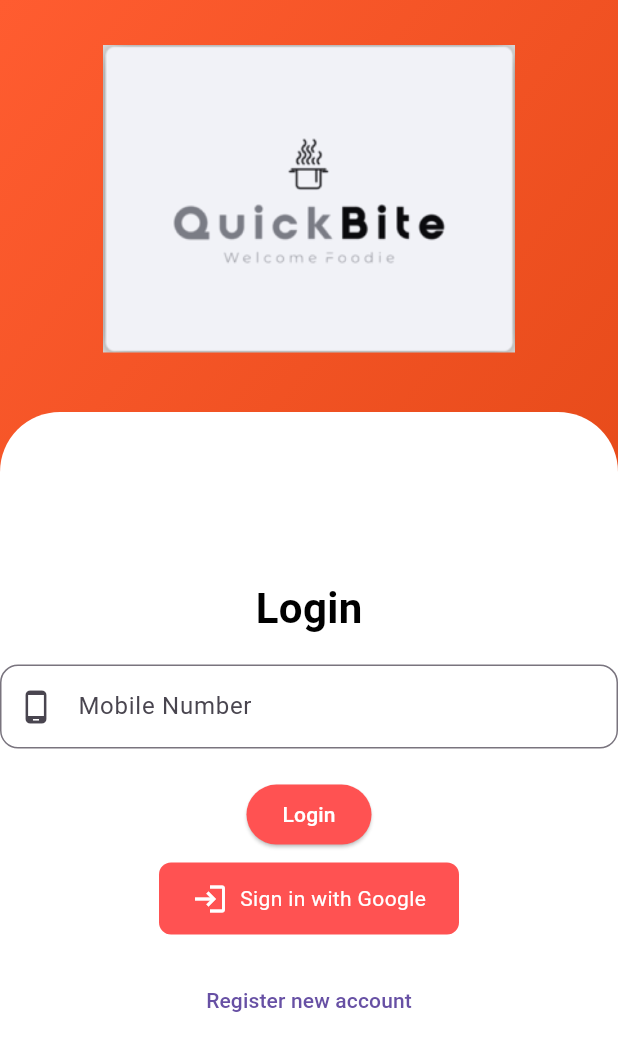
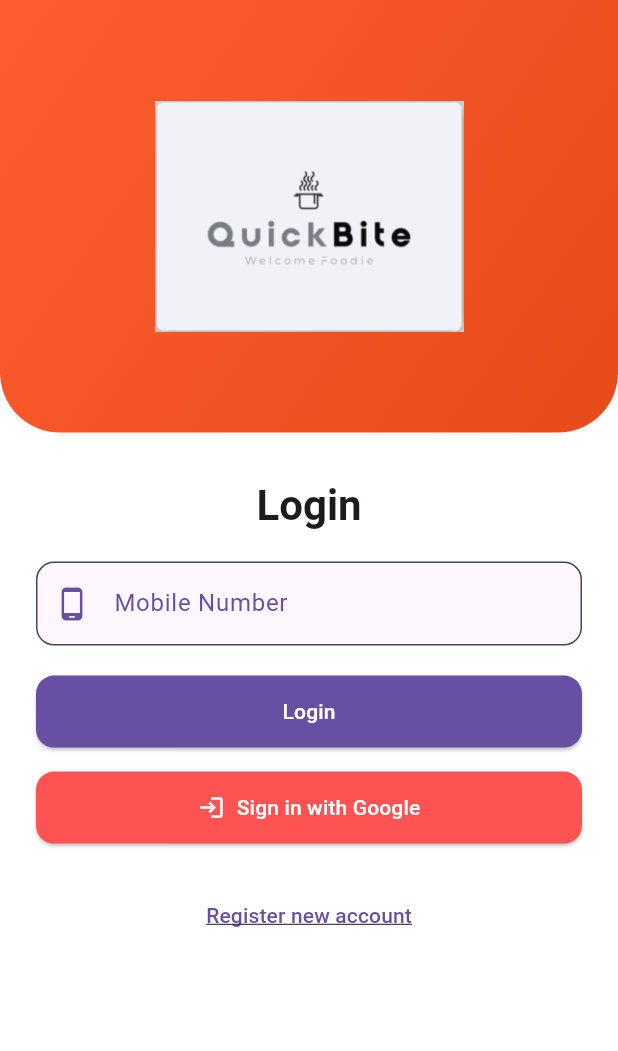
Before and after one commit to Kakadiya353/QuickBite, a Flutter app: the Login screen opened directly, on a phone screen of 412 x 824 dp. Shown: the top 1051 px of the screen. Run offline on Flutter 3.47's test engine with Material 3 defaults, Android fonts, the phone set to English and light mode, and no system bars; our stand-ins replace awesome_notifications, cached_network_image, cloud_firestore, curved_navigation_bar, firebase_auth, firebase_core and 4 more; missing offline and left inert: otp_text_field_v2, razorpay_flutter; accounts and stored records are empty.

Commit message:
Update login.dart
makes UI enhancement when sometimes it gets pixels error and over rendering
and also takes care of font color when dark theme mode on

```diff
--- a/lib/pages/login.dart
+++ b/lib/pages/login.dart
@@ -11,143 +11,149 @@
 class _LoginState extends State<Login> {
   @override
   Widget build(BuildContext context) {
+    final theme = Theme.of(context);
+    final screenHeight = MediaQuery.of(context).size.height;
+    final screenWidth = MediaQuery.of(context).size.width;
+
     return GetBuilder<LoginController>(builder: (ctrl) {
       return Scaffold(
-        body: Stack(
+        resizeToAvoidBottomInset: true,
+        body: SafeArea(
+          child: SingleChildScrollView(
+            child: ConstrainedBox(
+              constraints: BoxConstraints(
+                minHeight: screenHeight,
+              ),
+              child: Column(
                 children: [
-            // Top gradient background
+                  // Top gradient background with logo
                   Container(
-              width: MediaQuery.of(context).size.width,
-              height: MediaQuery.of(context).size.height / 2.5,
+                    width: screenWidth,
+                    height: screenHeight * 0.35,
                     decoration: const BoxDecoration(
                       gradient: LinearGradient(
                         begin: Alignment.topLeft,
                         end: Alignment.bottomRight,
                         colors: [Color(0xFFff5c30), Color(0xFFe74b1a)],
                       ),
+                      borderRadius: BorderRadius.only(
+                        bottomLeft: Radius.circular(40),
+                        bottomRight: Radius.circular(40),
                       ),
                     ),
-
-            // Bottom white container
-            Container(
-              margin: EdgeInsets.only(
-                top: MediaQuery.of(context).size.height / 3,
-              ),
-              height: MediaQuery.of(context).size.height / 2,
-              width: MediaQuery.of(context).size.width,
-              decoration: const BoxDecoration(
-                color: Colors.white,
-                borderRadius: BorderRadius.only(
-                  topLeft: Radius.circular(40),
-                  topRight: Radius.circular(40),
+                    child: Center(
+                      child: Image.asset(
+                        "images/logofast.png",
+                        width: screenWidth * 0.5,
+                        fit: BoxFit.contain,
                       ),
                     ),
                   ),
 
-            // Main content
-            SingleChildScrollView(
-              child: Container(
-                margin: const EdgeInsets.only(top: 30.0),
+                  const SizedBox(height: 30),
+
+                  // Login title
+                  Text(
+                    'Login',
+                    style: theme.textTheme.headlineMedium?.copyWith(
+                      fontWeight: FontWeight.bold,
+                      color: theme.colorScheme.onBackground,
+                    ),
+                  ),
+                  const SizedBox(height: 20),
+
+                  // Input fields and buttons container
+                  Padding(
+                    padding: const EdgeInsets.symmetric(horizontal: 24.0),
                     child: Column(
                       children: [
-                    // Logo
-                    ClipRRect(
-                      child: Center(
-                        child: Image.asset(
-                          "images/logofast.png",
-                          width: MediaQuery.of(context).size.width / 1.5,
-                          fit: BoxFit.cover,
-                        ),
-                      ),
-                    ),
-                    const SizedBox(height: 100),
-
-                    // Welcome text and form
-                    Column(
-                      children: [
-                        const SizedBox(height: 50),
-                        const Text(
-                          'Login',
-                          style: TextStyle(
-                            fontSize: 28,
-                            fontWeight: FontWeight.bold,
-                            color: Colors.black,
-                          ),
-                        ),
-                        const SizedBox(height: 18),
-
                         // Mobile number input
                         TextField(
                           controller: ctrl.loginNumberCtrl,
                           keyboardType: TextInputType.phone,
+                          style:
+                              TextStyle(color: theme.colorScheme.onBackground),
                           decoration: InputDecoration(
+                            filled: true,
+                            fillColor: theme.colorScheme.surface,
                             border: OutlineInputBorder(
                               borderRadius: BorderRadius.circular(12),
                             ),
-                            prefixIcon: const Icon(Icons.phone_android),
+                            prefixIcon: Icon(Icons.phone_android,
+                                color: theme.colorScheme.primary),
                             labelText: 'Mobile Number',
-                            hintText: 'Enter Your mobile number',
+                            labelStyle:
+                                TextStyle(color: theme.colorScheme.primary),
+                            hintText: 'Enter your mobile number',
+                            hintStyle: TextStyle(
+                                color: theme.colorScheme.onSurface
+                                    .withOpacity(0.6)),
                           ),
                         ),
                         const SizedBox(height: 20),
 
                         // Login button
-                        ElevatedButton(
+                        SizedBox(
+                          width: double.infinity,
+                          child: ElevatedButton(
                             onPressed: () {
                               ctrl.loginWithPhone();
                             },
                             style: ElevatedButton.styleFrom(
-                            foregroundColor: Colors.white,
-                            backgroundColor: Colors.redAccent,
+                              backgroundColor: theme.colorScheme.primary,
+                              foregroundColor: theme.colorScheme.onPrimary,
+                              padding: const EdgeInsets.symmetric(vertical: 14),
+                              shape: RoundedRectangleBorder(
+                                borderRadius: BorderRadius.circular(12),
+                              ),
                             ),
                             child: const Text('Login'),
                           ),
-                        const SizedBox(height: 8),
+                        ),
+                        const SizedBox(height: 16),
 
                         // Google sign-in button
-                        GestureDetector(
-                          onTap: () {
+                        SizedBox(
+                          width: double.infinity,
+                          child: ElevatedButton.icon(
+                            onPressed: () {
                               ctrl.loginWithGoogle();
                             },
-                          child: Container(
-                            width: 200,
-                            padding: const EdgeInsets.symmetric(vertical: 12),
-                            decoration: BoxDecoration(
-                              color: Colors.redAccent,
-                              borderRadius: BorderRadius.circular(8),
+                            style: ElevatedButton.styleFrom(
+                              backgroundColor: Colors.redAccent,
+                              foregroundColor: Colors.white,
+                              padding: const EdgeInsets.symmetric(vertical: 14),
+                              shape: RoundedRectangleBorder(
+                                borderRadius: BorderRadius.circular(12),
                               ),
-                            child: const Row(
-                              mainAxisAlignment: MainAxisAlignment.center,
-                              children: [
-                                Icon(
-                                  Icons.login, // Placeholder for Google icon
-                                  color: Colors.white,
                             ),
-                                SizedBox(width: 8),
-                                Text(
-                                  'Sign in with Google',
-                                  style: TextStyle(color: Colors.white),
+                            icon: const Icon(Icons.login),
+                            label: const Text('Sign in with Google'),
+                          ),
+                        ),
+                        const SizedBox(height: 24),
+
+                        // Register new account link
+                        TextButton(
+                          onPressed: () {
+                            Get.to(Register());
+                          },
+                          child: Text(
+                            'Register new account',
+                            style: TextStyle(
+                              color: theme.colorScheme.primary,
+                              decoration: TextDecoration.underline,
+                            ),
+                          ),
+                        ),
+                        const SizedBox(height: 30),
+                      ],
+                    ),
                   ),
                 ],
               ),
             ),
           ),
-                        const SizedBox(height: 20),
-
-                        // Register new account
-                        TextButton(
-                          onPressed: () {
-                            Get.to(Register());
-                          },
-                          child: const Text('Register new account'),
-                        ),
-                      ],
-                    ),
-                  ],
-                ),
-              ),
-            ),
-          ],
         ),
       );
     });
```
Lines whose indentation alone changed are shown as unchanged.
